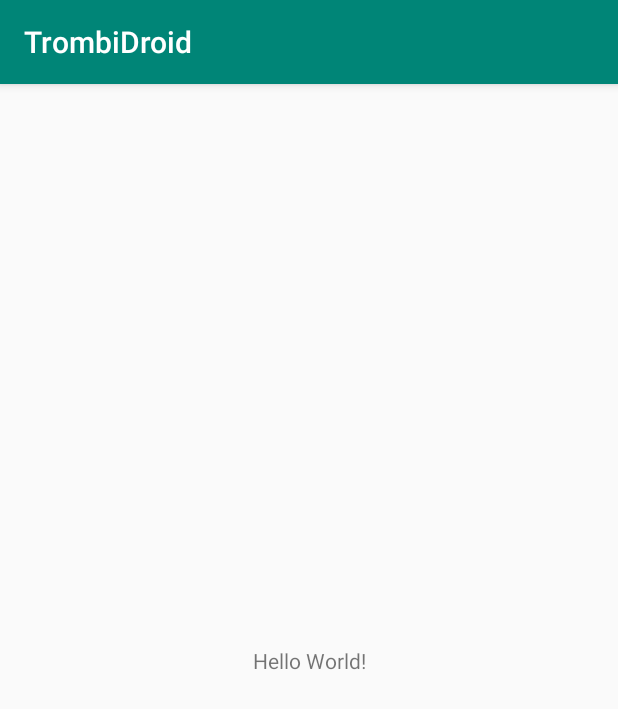
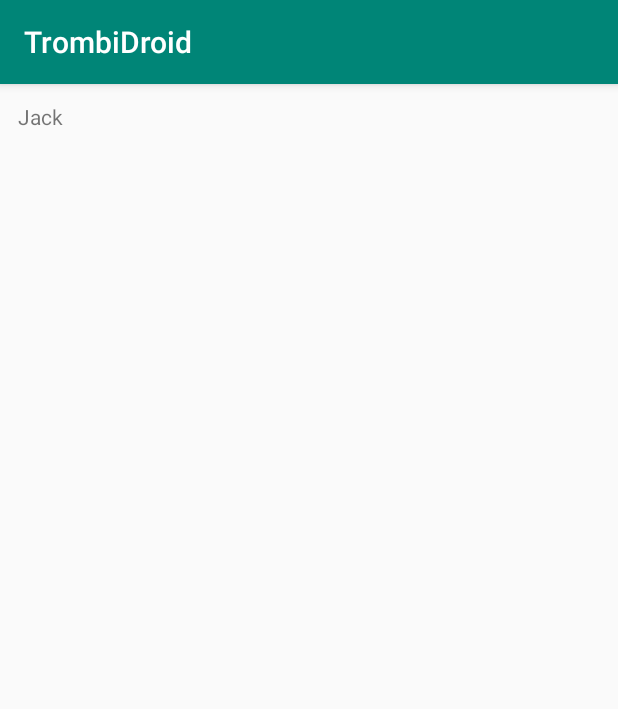
Before and after one commit to Mogmi95/TrombiDroid, an Android app: the screen it shows after launch (MainActivity), on a phone screen of 412 x 824 dp. Shown: the top 709 px of the screen. Run offline under Robolectric (Android 15) with nearby library versions, the phone set to English and light mode, and no system bars.

```diff
--- a/app/build.gradle
+++ b/app/build.gradle
@@ -27,6 +27,11 @@ dependencies {
     implementation"org.jetbrains.kotlin:kotlin-stdlib-jdk7:$kotlin_version"
     implementation 'com.android.support:appcompat-v7:27.1.1'
     implementation 'com.android.support.constraint:constraint-layout:1.1.3'
+
+    implementation 'com.google.code.gson:gson:2.8.5'
+    implementation 'com.android.support:recyclerview-v7:27.1.1'
+    implementation 'com.squareup.retrofit2:retrofit:2.4.0'
+
     testImplementation 'junit:junit:4.12'
     androidTestImplementation 'com.android.support.test:runner:1.0.2'
     androidTestImplementation 'com.android.support.test.espresso:espresso-core:3.0.2'
--- a/app/src/main/java/apps/mogmi/fr/trombidroid/MainActivity.kt
+++ b/app/src/main/java/apps/mogmi/fr/trombidroid/MainActivity.kt
@@ -2,6 +2,11 @@ package apps.mogmi.fr.trombidroid
 
 import android.support.v7.app.AppCompatActivity
 import android.os.Bundle
+import android.util.Log
+import com.google.gson.Gson
+import com.google.gson.reflect.TypeToken
+import java.util.*
+
 
 class MainActivity : AppCompatActivity() {
 
--- /dev/null
+++ b/app/src/main/java/apps/mogmi/fr/trombidroid/dashboard/DashboardAdapter.kt
@@ -0,0 +1,38 @@
+package apps.mogmi.fr.trombidroid.dashboard
+
+import android.support.v7.widget.RecyclerView
+import android.view.LayoutInflater
+import android.view.View
+import android.view.ViewGroup
+import android.widget.TextView
+import apps.mogmi.fr.trombidroid.data.Person
+import apps.mogmi.fr.trombidroid.R
+
+class DashboardAdapter : RecyclerView.Adapter<DashboardAdapter.PersonHolder>() {
+
+    private val persons: ArrayList<Person> = ArrayList()
+
+    override fun onCreateViewHolder(parent: ViewGroup, viewType: Int): PersonHolder {
+        val view = LayoutInflater.from(parent.context).inflate(R.layout.item_dashboard, parent, false)
+        return PersonHolder(view)
+    }
+
+    override fun getItemCount(): Int {
+        return persons.size
+    }
+
+    override fun onBindViewHolder(holder: PersonHolder, position: Int) {
+        holder.textView.text = persons[position].name
+    }
+
+    public fun update(persons: List<Person>) {
+        this.persons.clear()
+        this.persons.addAll(persons)
+        notifyDataSetChanged()
+    }
+
+    class PersonHolder(val view: View) : RecyclerView.ViewHolder(view) {
+
+        val textView: TextView = view.findViewById<TextView>(R.id.item_dashboard_name)
+    }
+}
--- /dev/null
+++ b/app/src/main/java/apps/mogmi/fr/trombidroid/dashboard/DashboardContract.kt
@@ -0,0 +1,16 @@
+package apps.mogmi.fr.trombidroid.dashboard
+
+import apps.mogmi.fr.trombidroid.data.Person
+
+class DashboardContract {
+
+    interface View {
+        fun displayPersons(persons: List<Person>)
+    }
+
+    interface Presenter {
+        fun requestUpdate()
+        fun registerView(view: View)
+    }
+
+}
--- /dev/null
+++ b/app/src/main/java/apps/mogmi/fr/trombidroid/dashboard/DashboardPresenter.kt
@@ -0,0 +1,39 @@
+package apps.mogmi.fr.trombidroid.dashboard
+
+import android.util.Log
+import apps.mogmi.fr.trombidroid.data.Person
+import com.google.gson.Gson
+import com.google.gson.reflect.TypeToken
+
+class DashboardPresenter : DashboardContract.Presenter {
+
+    private var view : DashboardContract.View? = null
+
+    val json = """
+        [{
+            "arrival": 1395270000,
+            "surname": "O'Neil",
+            "name": "Jack",
+            "team_id": 2,
+            "email": "oneil@sg1.com",
+            "job": "Colonel",
+            "birthday": 0,
+            "login": "joneil",
+            "id": 2,
+            "picture": "/photo/joneil"
+        }]
+    """
+
+    override fun registerView(view: DashboardContract.View) {
+        this.view = view
+    }
+
+    public override fun requestUpdate() {
+        val customType = object : TypeToken<List<Person>>() {}.type
+        val persons = Gson().fromJson<List<Person>>(json, customType)
+        Log.i("ParsingResult", persons?.toString() ?: "ERROR")
+
+        view?.displayPersons(persons)
+    }
+
+}
--- /dev/null
+++ b/app/src/main/java/apps/mogmi/fr/trombidroid/dashboard/DashboardView.kt
@@ -0,0 +1,42 @@
+package apps.mogmi.fr.trombidroid.dashboard
+
+import android.content.Context
+import android.support.v7.widget.LinearLayoutManager
+import android.util.AttributeSet
+import android.view.LayoutInflater
+import android.widget.LinearLayout
+import android.support.v7.widget.RecyclerView
+import apps.mogmi.fr.trombidroid.data.Person
+import apps.mogmi.fr.trombidroid.R
+
+class DashboardView @JvmOverloads constructor(
+        context: Context,
+        attrs: AttributeSet? = null,
+        defStyle: Int = 0,
+        defStyleRes: Int = 0
+) : LinearLayout(context, attrs, defStyle, defStyleRes), DashboardContract.View {
+
+    private var recyclerView : RecyclerView
+    private var adapter: DashboardAdapter
+    private var presenter: DashboardPresenter
+
+    init {
+        LayoutInflater.from(getContext()).inflate(R.layout.dashboard, this, true);
+
+        recyclerView = findViewById<RecyclerView>(R.id.recycler_view)
+        val manager = LinearLayoutManager(context)
+        manager.orientation = VERTICAL
+        recyclerView.layoutManager = manager
+
+        adapter = DashboardAdapter()
+        recyclerView.adapter = adapter
+
+        presenter = DashboardPresenter()
+        presenter.registerView(this)
+        presenter.requestUpdate()
+    }
+
+    override fun displayPersons(persons: List<Person>) {
+        adapter.update(persons)
+    }
+}
--- /dev/null
+++ b/app/src/main/java/apps/mogmi/fr/trombidroid/data/Person.kt
@@ -0,0 +1,16 @@
+package apps.mogmi.fr.trombidroid.data
+
+import com.google.gson.annotations.SerializedName
+
+data class Person(val arrival : Long = 0,
+                  val surname : String = "",
+                  val name : String = "",
+                  @SerializedName("team_id") var teamId : Int?,
+                  val email : String = "",
+                  val job : String = "",
+                  val birthday : Long = 0,
+                  val login : String = "",
+                  val id : Int = 0,
+                  val picture : String = "")  {
+
+}
--- a/app/src/main/res/layout/activity_main.xml
+++ b/app/src/main/res/layout/activity_main.xml
@@ -6,13 +6,9 @@
     android:layout_height="match_parent"
     tools:context=".MainActivity">
 
-    <TextView
-        android:layout_width="wrap_content"
-        android:layout_height="wrap_content"
-        android:text="Hello World!"
-        app:layout_constraintBottom_toBottomOf="parent"
-        app:layout_constraintLeft_toLeftOf="parent"
-        app:layout_constraintRight_toRightOf="parent"
-        app:layout_constraintTop_toTopOf="parent" />
+    <apps.mogmi.fr.trombidroid.dashboard.DashboardView
+        android:layout_height="match_parent"
+        android:layout_width="match_parent"
+        />
 
 </android.support.constraint.ConstraintLayout>
--- /dev/null
+++ b/app/src/main/res/layout/dashboard.xml
@@ -0,0 +1,15 @@
+<?xml version="1.0" encoding="utf-8"?>
+<LinearLayout xmlns:android="http://schemas.android.com/apk/res/android"
+    xmlns:app="http://schemas.android.com/apk/res-auto"
+    xmlns:tools="http://schemas.android.com/tools"
+    android:layout_width="match_parent"
+    android:layout_height="match_parent"
+    android:orientation="vertical">
+
+    <android.support.v7.widget.RecyclerView
+        android:id="@+id/recycler_view"
+        android:scrollbars="vertical"
+        android:layout_width="match_parent"
+        android:layout_height="match_parent"/>
+
+</LinearLayout>
--- /dev/null
+++ b/app/src/main/res/layout/item_dashboard.xml
@@ -0,0 +1,15 @@
+<?xml version="1.0" encoding="utf-8"?>
+<LinearLayout xmlns:android="http://schemas.android.com/apk/res/android"
+    xmlns:app="http://schemas.android.com/apk/res-auto"
+    xmlns:tools="http://schemas.android.com/tools"
+    android:layout_width="match_parent"
+    android:layout_height="wrap_content">
+
+    <TextView
+        android:id="@+id/item_dashboard_name"
+        android:layout_height="wrap_content"
+        android:layout_width="match_parent"
+        android:padding="12dp"
+        />
+
+</LinearLayout>
```
